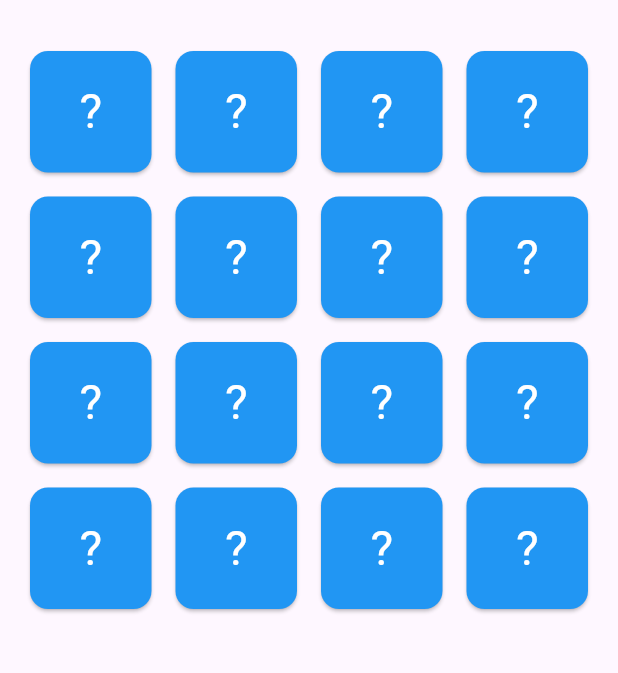
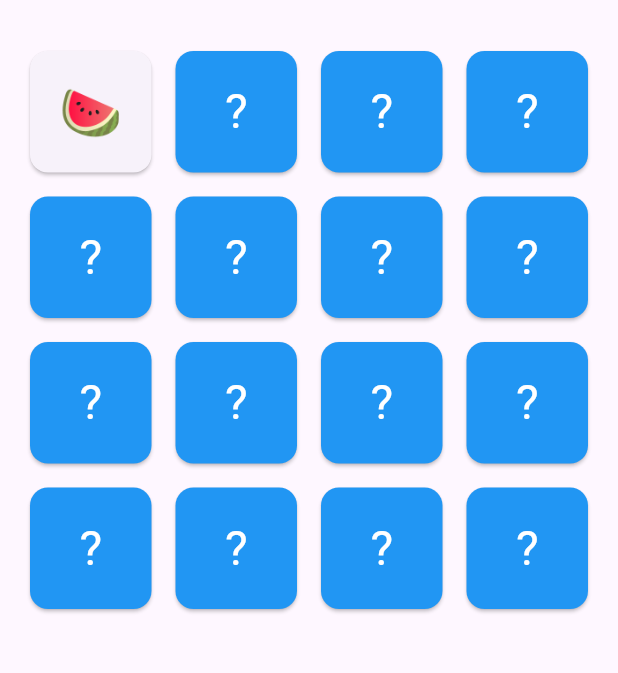
Before and after one commit to Mack-ux/Card-matching-game, a Flutter app: the screen it shows after launch, after a tap on an icon or button, on a phone screen of 412 x 824 dp, the part 63-736 px from its top. Run offline on Flutter 3.47's test engine with Material 3 defaults, Android fonts, the phone set to English and light mode, and no system bars.

Commit message:
Implemented state management

```diff
--- a/lib/main.dart
+++ b/lib/main.dart
@@ -1,8 +1,12 @@
 import 'package:flutter/material.dart';
+import 'package:provider/provider.dart';
 import 'dart:math';
 
 void main() {
-  runApp(CardMatchingGame());
+  runApp(ChangeNotifierProvider(
+    create: (context) => GameState(),
+    child: CardMatchingGame(),
+  ));
 }
 
 class CardMatchingGame extends StatelessWidget {
@@ -15,76 +19,91 @@ class CardMatchingGame extends StatelessWidget {
   }
 }
 
-class GameScreen extends StatefulWidget {
-  @override
-  _GameScreenState createState() => _GameScreenState();
+class CardModel {
+  final String emoji;
+  bool isFlipped;
+  bool isMatched;
+
+  CardModel({required this.emoji, this.isFlipped = false, this.isMatched = false});
 }
 
-class _GameScreenState extends State<GameScreen> {
-  List<String> _emojis = [
+class GameState extends ChangeNotifier {
+  List<CardModel> _cards = [];
+  int? _firstIndex;
+  int? _secondIndex;
+
+  GameState() {
+    _initializeGame();
+  }
+
+  void _initializeGame() {
+    List<String> emojis = [
       "🍎", "🍎", "🍌", "🍌", "🍇", "🍇", "🍉", "🍉",
       "🍒", "🍒", "🍍", "🍍", "🥝", "🥝", "🥥", "🥥"
     ];
-  List<bool> _flipped = List.filled(16, false);
-  int? _firstIndex;
-  int? _secondIndex;
-
-  @override
-  void initState() {
-    super.initState();
-    _emojis.shuffle(Random());
+    emojis.shuffle(Random());
+    _cards = emojis.map((e) => CardModel(emoji: e)).toList();
+    notifyListeners();
   }
 
-  void _flipCard(int index) {
-    if (_flipped[index]) return;
+  List<CardModel> get cards => _cards;
 
-    setState(() {
+  void flipCard(int index) {
+    if (_cards[index].isFlipped || _cards[index].isMatched) return;
+
+    _cards[index].isFlipped = true;
     if (_firstIndex == null) {
       _firstIndex = index;
-      } else if (_secondIndex == null) {
+    } else {
       _secondIndex = index;
       Future.delayed(Duration(seconds: 1), _checkMatch);
     }
-    });
+    notifyListeners();
   }
 
   void _checkMatch() {
     if (_firstIndex != null && _secondIndex != null) {
-      setState(() {
-        if (_emojis[_firstIndex!] == _emojis[_secondIndex!]) {
-          _flipped[_firstIndex!] = true;
-          _flipped[_secondIndex!] = true;
+      if (_cards[_firstIndex!].emoji == _cards[_secondIndex!].emoji) {
+        _cards[_firstIndex!].isMatched = true;
+        _cards[_secondIndex!].isMatched = true;
+      } else {
+        _cards[_firstIndex!].isFlipped = false;
+        _cards[_secondIndex!].isFlipped = false;
       }
       _firstIndex = null;
       _secondIndex = null;
-      });
+      notifyListeners();
+    }
   }
 }
 
+class GameScreen extends StatelessWidget {
   @override
   Widget build(BuildContext context) {
     return Scaffold(
       appBar: AppBar(title: Text("Card Matching Game")),
-      body: GridView.builder(
+      body: Consumer<GameState>(
+        builder: (context, gameState, child) {
+          return GridView.builder(
             padding: EdgeInsets.all(16),
             gridDelegate: SliverGridDelegateWithFixedCrossAxisCount(
               crossAxisCount: 4,
               crossAxisSpacing: 8,
               mainAxisSpacing: 8,
             ),
-        itemCount: _emojis.length,
+            itemCount: gameState.cards.length,
             itemBuilder: (context, index) {
               return GestureDetector(
-            onTap: () => _flipCard(index),
+                onTap: () => gameState.flipCard(index),
                 child: AnimatedSwitcher(
                   duration: Duration(milliseconds: 500),
                   transitionBuilder: (Widget child, Animation<double> animation) {
                     return ScaleTransition(scale: animation, child: child);
                   },
-              child: _flipped[index]
+                  child: gameState.cards[index].isFlipped || gameState.cards[index].isMatched
                       ? Card(
-                      key: ValueKey("$_emojis[index]-$index"),
-                      child: Center(child: Text(_emojis[index], style: TextStyle(fontSize: 32))),
+                          key: ValueKey("${gameState.cards[index].emoji}-$index"),
+                          child: Center(child: Text(gameState.cards[index].emoji, style: TextStyle(fontSize: 32))),
                         )
                       : Card(
                           key: ValueKey("back-$index"),
@@ -94,6 +113,8 @@ class _GameScreenState extends State<GameScreen> {
                 ),
               );
             },
+          );
+        },
       ),
     );
   }
--- a/pubspec.yaml
+++ b/pubspec.yaml
@@ -34,6 +34,7 @@ dependencies:
   # The following adds the Cupertino Icons font to your application.
   # Use with the CupertinoIcons class for iOS style icons.
   cupertino_icons: ^1.0.8
+  provider: ^6.1.2
 
 dev_dependencies:
   flutter_test:
```
Also changed, not shown: pubspec.lock. Lines whose indentation alone changed are shown as unchanged.
